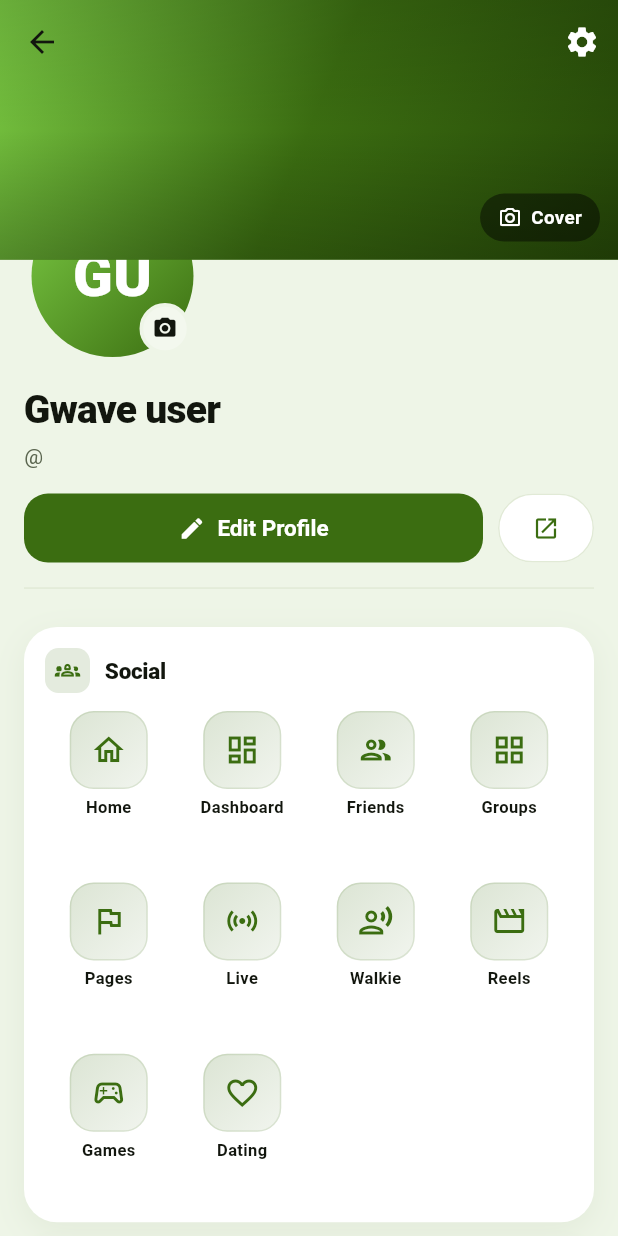
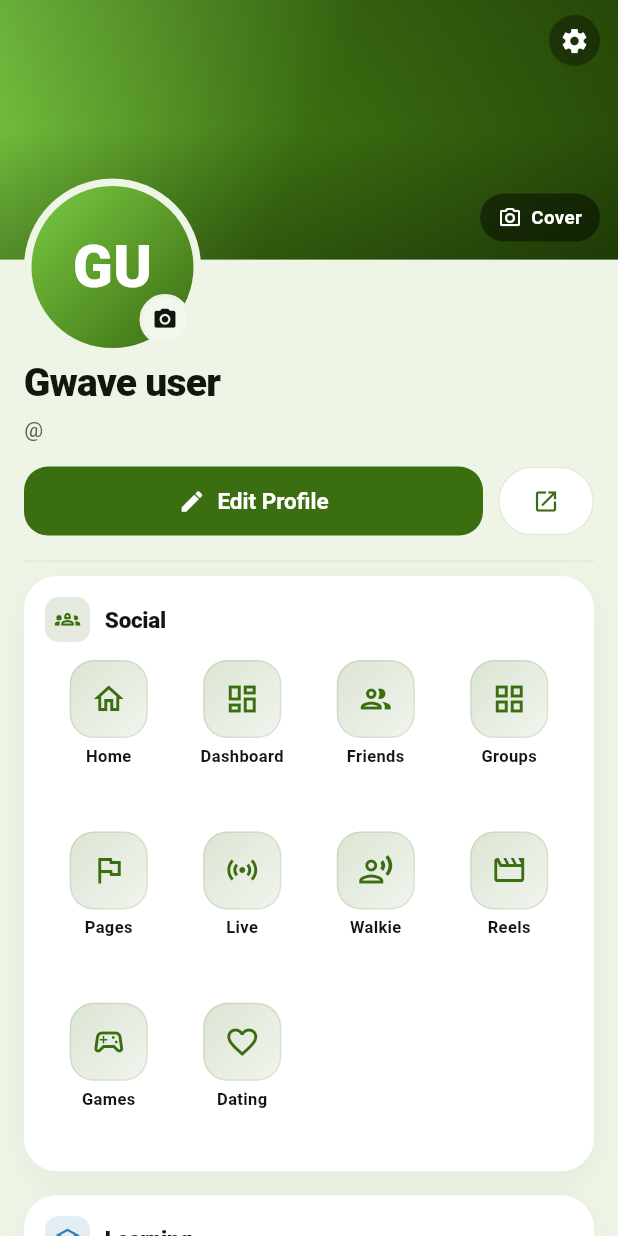
Before and after one commit to KoNyein/gwave.ai, a Flutter app: the ProfileScreen screen opened directly, on a phone screen of 412 x 824 dp. Run offline on Flutter 3.47's test engine with Material 3 defaults, Android fonts, the phone set to English and light mode, and no system bars; our stand-ins replace app_links, audioplayers, cached_network_image, flutter_blue_plus, flutter_map, flutter_secure_storage and 12 more; missing offline and left inert: apivideo_live_stream, flutter_webrtc, livekit_client, mobile_scanner, nfc_manager, realtime_client and 1 more; accounts and stored records are empty; network calls fail; project files that could hold a hidden picture were left out.

Commit message:
fix(profile): avatar no longer hides under the cover
The pinned SliverAppBar painted the cover over the translated avatar,
swallowing its top half. The header is now one Stack — cover, settings
gear, cover button, and the ring-wrapped avatar overlapping the cover's
bottom-left — so the avatar always paints on top, classic Facebook style.

Co-Authored-By: Claude Fable 5 <noreply@anthropic.com>
Claude-Session: https://claude.ai/code/session_012s9enLxZbWByPEqhMYct4c

```diff
--- a/mobile/lib/features/profile/profile_screen.dart
+++ b/mobile/lib/features/profile/profile_screen.dart
@@ -53,22 +53,55 @@ class ProfileScreen extends StatelessWidget {
     final coverH =
         (MediaQuery.of(context).size.width * 0.42).clamp(150.0, 240.0);
 
+    const avatarSize = 108.0;
+    const avatarOverlap = 54.0; // half the avatar hangs over the cover edge
+
     return Scaffold(
       body: CustomScrollView(
         slivers: [
-          SliverAppBar(
-            expandedHeight: coverH,
-            pinned: true,
-            backgroundColor: GwColors.primary,
-            flexibleSpace: FlexibleSpaceBar(
-              background: Stack(
-                fit: StackFit.expand,
+          SliverToBoxAdapter(
+            child: Column(
+              crossAxisAlignment: CrossAxisAlignment.start,
               children: [
-                  _cover(resolveMedia(me?.coverUrl)),
-                  // Change-cover control, Facebook style (bottom-right).
+                // Cover + avatar live in ONE Stack so the avatar always paints
+                // on top of the cover. (A pinned SliverAppBar used to paint
+                // over the translated avatar and swallow its top half.)
+                Stack(
+                  clipBehavior: Clip.none,
+                  children: [
+                    Column(
+                      children: [
+                        SizedBox(
+                          height: coverH,
+                          width: double.infinity,
+                          child: _cover(resolveMedia(me?.coverUrl)),
+                        ),
+                        // Room for the hanging half of the avatar.
+                        const SizedBox(height: avatarOverlap + 10),
+                      ],
+                    ),
+                    // Settings gear over the cover's top-right.
+                    Positioned(
+                      top: MediaQuery.of(context).padding.top + 2,
+                      right: 4,
+                      child: IconButton(
+                        icon: Container(
+                          padding: const EdgeInsets.all(7),
+                          decoration: BoxDecoration(
+                            color: Colors.black.withValues(alpha: 0.35),
+                            shape: BoxShape.circle,
+                          ),
+                          child: const Icon(Icons.settings,
+                              color: Colors.white, size: 20),
+                        ),
+                        onPressed: () => _openSettings(context),
+                      ),
+                    ),
+                    // Change-cover control, Facebook style (bottom-right of
+                    // the cover itself).
                     Positioned(
                       right: 12,
-                    bottom: 12,
+                      bottom: avatarOverlap + 10 + 12,
                       child: InkWell(
                         onTap: () => _changePhoto(context, cover: true),
                         borderRadius: BorderRadius.circular(20),
@@ -95,30 +128,11 @@ class ProfileScreen extends StatelessWidget {
                         ),
                       ),
                     ),
-                ],
-              ),
-            ),
-            actions: [
-              IconButton(
-                icon: const Icon(Icons.settings, color: Colors.white),
-                onPressed: () => _openSettings(context),
-              ),
-            ],
-          ),
-          SliverToBoxAdapter(
-            // Facebook-style header: the avatar hangs over the cover's bottom
-            // edge on the LEFT with a thick background ring; name, @username
-            // and bio sit left-aligned beneath it, then the action buttons.
-            child: Column(
-              crossAxisAlignment: CrossAxisAlignment.start,
-              children: [
-                Padding(
-                  padding: const EdgeInsets.symmetric(horizontal: 16),
-                  child: Column(
-                    crossAxisAlignment: CrossAxisAlignment.start,
-                    children: [
-                      Transform.translate(
-                        offset: const Offset(0, -48),
+                    // The avatar, overlapping the cover's bottom-left with a
+                    // thick page-background ring — classic Facebook.
+                    Positioned(
+                      left: 16,
+                      top: coverH - avatarOverlap,
                       child: Container(
                         padding: const EdgeInsets.all(5),
                         decoration: const BoxDecoration(
@@ -130,7 +144,7 @@ class ProfileScreen extends StatelessWidget {
                             GwAvatar(
                               url: resolveMedia(me?.avatarUrl),
                               name: name,
-                                size: 108,
+                              size: avatarSize,
                             ),
                             Positioned(
                               right: 2,
@@ -156,8 +170,10 @@ class ProfileScreen extends StatelessWidget {
                         ),
                       ),
                     ),
-                      Transform.translate(
-                        offset: const Offset(0, -36),
+                  ],
+                ),
+                Padding(
+                  padding: const EdgeInsets.symmetric(horizontal: 16),
                   child: Column(
                     crossAxisAlignment: CrossAxisAlignment.start,
                     children: [
@@ -171,8 +187,7 @@ class ProfileScreen extends StatelessWidget {
                           padding: const EdgeInsets.only(top: 2),
                           child: Text("@${me!.username}",
                               style: const TextStyle(
-                                        color: GwColors.inkSoft,
-                                        fontSize: 14)),
+                                  color: GwColors.inkSoft, fontSize: 14)),
                         ),
                       if (me?.bio != null && me!.bio!.isNotEmpty)
                         Padding(
@@ -195,17 +210,15 @@ class ProfileScreen extends StatelessWidget {
                           ),
                           const SizedBox(width: 10),
                           OutlinedButton(
-                                  onPressed: () => _openWeb(
-                                      context, "/u/${me?.username ?? ''}"),
+                            onPressed: () =>
+                                _openWeb(context, "/u/${me?.username ?? ''}"),
                             style: OutlinedButton.styleFrom(
                               foregroundColor: GwColors.primary,
                               backgroundColor: GwColors.surface,
-                                    side:
-                                        const BorderSide(color: GwColors.line),
+                              side: const BorderSide(color: GwColors.line),
                               padding: const EdgeInsets.all(14),
                             ),
-                                  child:
-                                      const Icon(Icons.open_in_new, size: 18),
+                            child: const Icon(Icons.open_in_new, size: 18),
                           ),
                         ],
                       ),
@@ -214,21 +227,11 @@ class ProfileScreen extends StatelessWidget {
                     ],
                   ),
                 ),
-                    ],
-                  ),
-                ),
-                Transform.translate(
-                  offset: const Offset(0, -20),
-                  child: Column(
-                    children: [
                 _menu(context),
                 // Facebook-style timeline: your own posts right on the
                 // profile, newest first.
                 const _MyPostsSection(),
                 const SizedBox(height: 30),
-                    ],
-                  ),
-                ),
               ],
             ),
           ),
```
Lines whose indentation alone changed are shown as unchanged.
